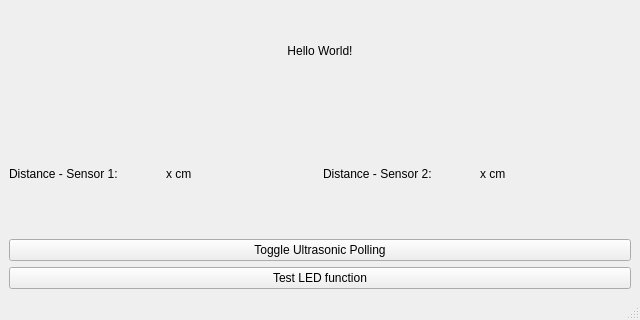
LeedsRaspJam/Cryptoid-Python, file mainwindow.ui: the form before one commit; both pictures show x 0 to 640 and y 160 to 480 of the 640 by 480 pixel window.
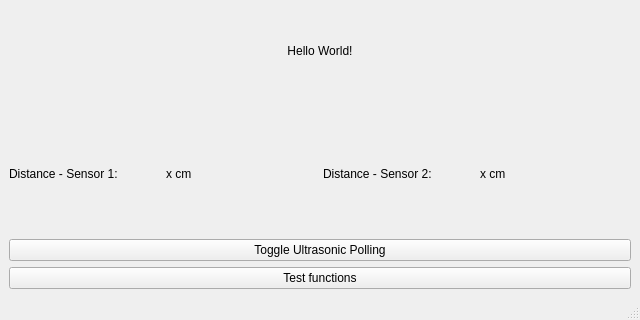
The form after the commit.

Commit message: Add spkr function

Patch:
```diff
--- a/mainwindow.ui
+++ b/mainwindow.ui
@@ -85,7 +85,7 @@
     <item>
      <widget class="QPushButton" name="doAThing">
       <property name="text">
-       <string>Test LED function</string>
+       <string>Test functions</string>
       </property>
      </widget>
     </item>
```
The commit also changes 1 other file.
